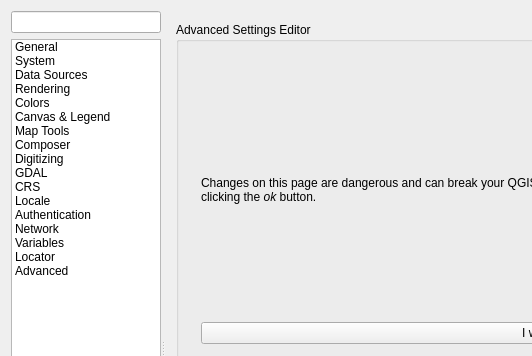
First picture: the form in src/ui/qgsoptionsbase.ui, repository carsmie/QGIS, before the edit; both pictures show x 0 to 532 and y 0 to 356 of the 1029 by 726 pixel window.
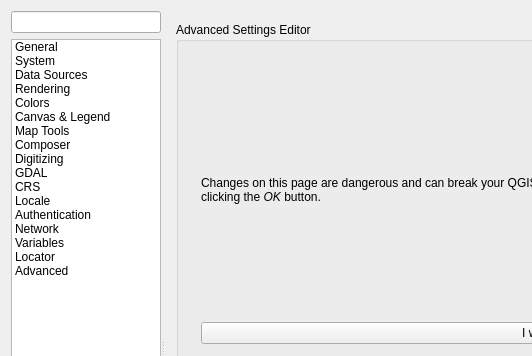
Second picture: the form after the edit. The open tabs and pages were chosen to show the change. Icons and pictures are not drawn. Custom widgets are drawn as their Qt base class.

```diff
--- a/src/ui/qgsoptionsbase.ui
+++ b/src/ui/qgsoptionsbase.ui
@@ -5377,7 +5377,7 @@
                  <item>
                   <widget class="QLabel" name="label_44">
                    <property name="text">
-                    <string>&lt;html&gt;&lt;head/&gt;&lt;body&gt;&lt;p&gt;Changes on this page are dangerous and can break your QGIS installation in various ways. Any change you make is applied immediately, without clicking the &lt;span style=&quot; font-style:italic;&quot;&gt;ok&lt;/span&gt; button.&lt;/p&gt;&lt;/body&gt;&lt;/html&gt;</string>
+                    <string>&lt;html&gt;&lt;head/&gt;&lt;body&gt;&lt;p&gt;Changes on this page are dangerous and can break your QGIS installation in various ways. Any change you make is applied immediately, without clicking the &lt;span style=&quot; font-style:italic;&quot;&gt;OK&lt;/span&gt; button.&lt;/p&gt;&lt;/body&gt;&lt;/html&gt;</string>
                    </property>
                    <property name="wordWrap">
                     <bool>true</bool>
```
